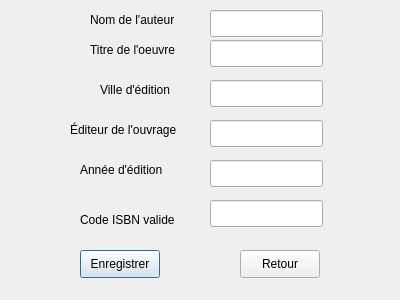
Old version of the form GestionReferenceGUI/ajouterouvrageqt.ui in the repository Pasqual24/test3.
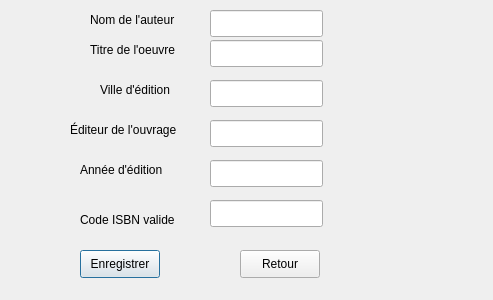
New version of the form.

Diff of the .ui file:
```diff
--- a/GestionReferenceGUI/ajouterouvrageqt.ui
+++ b/GestionReferenceGUI/ajouterouvrageqt.ui
@@ -6,7 +6,7 @@
    <rect>
     <x>0</x>
     <y>0</y>
-    <width>400</width>
+    <width>493</width>
     <height>300</height>
    </rect>
   </property>
```
